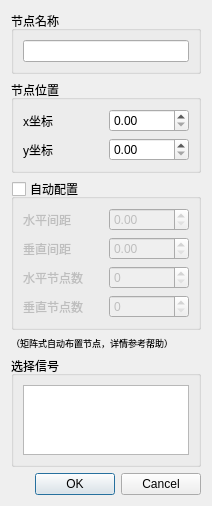
First picture: the form in addnode.ui, repository starpicke/ICS-system-opt, before the edit.
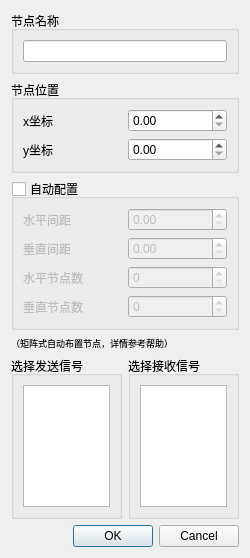
Second picture: the form after the edit.

Diff of the .ui file:
```diff
--- a/addnode.ui
+++ b/addnode.ui
@@ -6,15 +6,15 @@
    <rect>
     <x>0</x>
     <y>0</y>
-    <width>212</width>
-    <height>466</height>
+    <width>250</width>
+    <height>558</height>
    </rect>
   </property>
   <property name="windowTitle">
    <string>Form</string>
   </property>
   <layout class="QGridLayout" name="gridLayout_4">
-   <item row="0" column="0">
+   <item row="0" column="0" colspan="2">
     <widget class="QGroupBox" name="groupBox_2">
      <property name="title">
       <string>节点名称</string>
@@ -26,7 +26,7 @@
      </layout>
     </widget>
    </item>
-   <item row="1" column="0">
+   <item row="1" column="0" colspan="2">
     <widget class="QGroupBox" name="groupBox">
      <property name="title">
       <string>节点位置</string>
@@ -55,7 +55,7 @@
      </layout>
     </widget>
    </item>
-   <item row="2" column="0">
+   <item row="2" column="0" colspan="2">
     <widget class="QGroupBox" name="AutosetBox">
      <property name="title">
       <string>自动配置</string>
@@ -110,7 +110,7 @@
      </layout>
     </widget>
    </item>
-   <item row="3" column="0">
+   <item row="3" column="0" colspan="2">
     <widget class="QLabel" name="label_6">
      <property name="font">
       <font>
@@ -125,7 +125,13 @@
    <item row="4" column="0">
     <widget class="QGroupBox" name="groupBox_3">
      <property name="title">
-      <string>选择信号</string>
+      <string>选择发送信号</string>
+     </property>
+     <property name="checkable">
+      <bool>false</bool>
+     </property>
+     <property name="checked">
+      <bool>false</bool>
      </property>
      <layout class="QGridLayout" name="gridLayout_3">
       <item row="0" column="0">
@@ -134,7 +140,25 @@
      </layout>
     </widget>
    </item>
-   <item row="5" column="0">
+   <item row="4" column="1">
+    <widget class="QGroupBox" name="receiveGroupBox">
+     <property name="title">
+      <string>选择接收信号</string>
+     </property>
+     <property name="checkable">
+      <bool>false</bool>
+     </property>
+     <property name="checked">
+      <bool>false</bool>
+     </property>
+     <layout class="QGridLayout" name="gridLayout_6">
+      <item row="0" column="0">
+       <widget class="QListWidget" name="OlistWidget"/>
+      </item>
+     </layout>
+    </widget>
+   </item>
+   <item row="5" column="0" colspan="2">
     <widget class="QDialogButtonBox" name="buttonBox">
      <property name="standardButtons">
       <set>QDialogButtonBox::Cancel|QDialogButtonBox::Ok</set>
```
Left out of the diff: 44 changed lines with no effect on the pictures.
